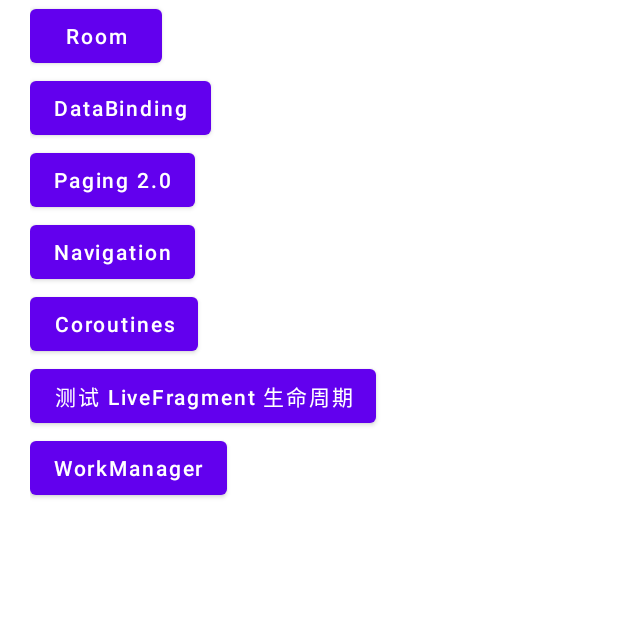
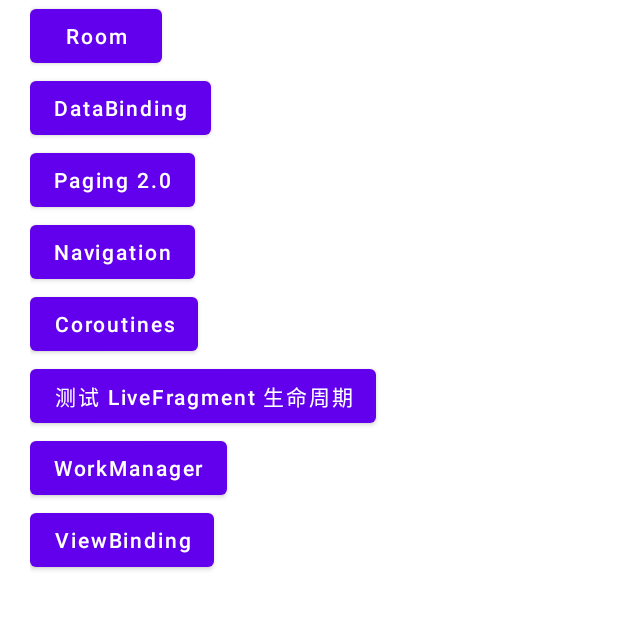
Before and after one commit to Bloodsoul121/JetpackDemo, an Android app: the screen it shows after launch (MainActivity), on a phone screen of 412 x 824 dp, the part 102-732 px from its top. Run offline under Robolectric (Android 15) with nearby library versions, the phone set to English and light mode, and no system bars.

Commit message:
commit viewBinding

```diff
--- a/app/build.gradle
+++ b/app/build.gradle
@@ -35,6 +35,10 @@ android {
     }
 
     dataBinding {
+        enabled = true
+    }
+
+    viewBinding {
         enabled = true
     }
 
--- a/app/src/main/AndroidManifest.xml
+++ b/app/src/main/AndroidManifest.xml
@@ -14,6 +14,7 @@
         android:roundIcon="@mipmap/ic_launcher_round"
         android:supportsRtl="true"
         android:theme="@style/Theme.JetpackDemo">
+        <activity android:name="com.blood.jetpackdemo.activity.ViewBindingActivity" />
         <activity android:name=".live.LiveActivity" />
         <activity android:name=".activity.CoroutinesActivity" />
         <activity android:name=".activity.WorkManagerActivity" />
--- a/app/src/main/java/com/blood/jetpackdemo/activity/MainActivity.java
+++ b/app/src/main/java/com/blood/jetpackdemo/activity/MainActivity.java
@@ -48,4 +48,8 @@ public class MainActivity extends AppCompatActivity {
     public void clickBtn8(View view) {
         startActivity(new Intent(this, WorkManagerActivity.class));
     }
+
+    public void clickBtn9(View view) {
+        startActivity(new Intent(this, ViewBindingActivity.class));
+    }
 }
--- a/app/src/main/res/layout/activity_main2.xml
+++ b/app/src/main/res/layout/activity_main2.xml
@@ -71,4 +71,12 @@
         android:textAllCaps="false"
         tools:ignore="HardcodedText" />
 
+    <Button
+        android:layout_width="wrap_content"
+        android:layout_height="wrap_content"
+        android:onClick="clickBtn9"
+        android:text="ViewBinding"
+        android:textAllCaps="false"
+        tools:ignore="HardcodedText" />
+
 </LinearLayout>
```
Also changed, not shown: app/src/main/java/com/blood/jetpackdemo/activity/ViewBindingActivity.java (added, +26 -0 lines), app/src/main/res/layout/activity_view_binding.xml (added, +14 -0 lines).
